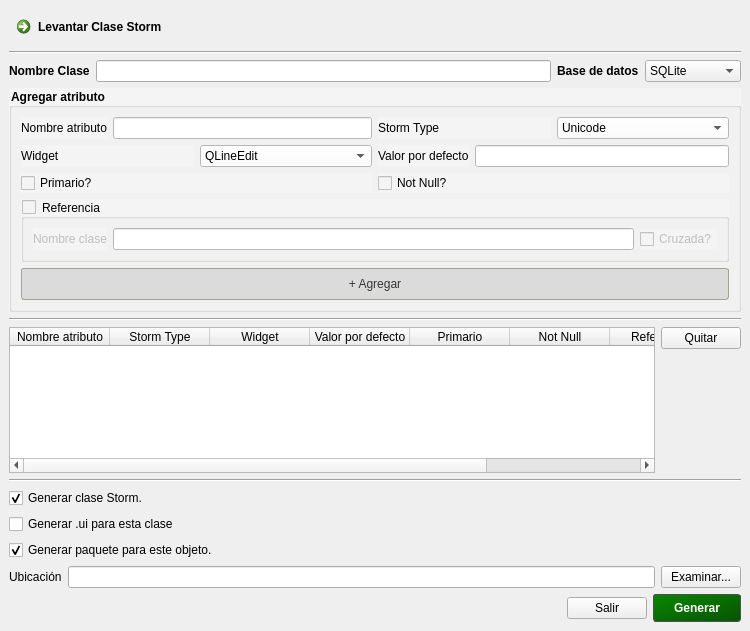
First picture: the form in gui/storm_gui_maker.ui, repository jonathanferreyra/Plasta-GUI-Maker, before the edit.
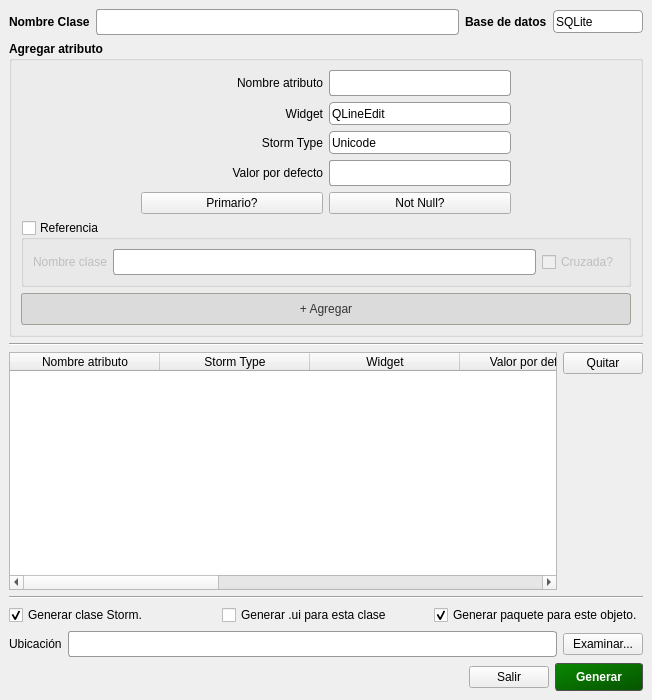
Second picture: the form after the edit. Icons and pictures are not drawn.

Commit message: rediseño interfaz

```diff
--- a/gui/storm_gui_maker.ui
+++ b/gui/storm_gui_maker.ui
@@ -6,49 +6,40 @@
    <rect>
     <x>0</x>
     <y>0</y>
-    <width>750</width>
-    <height>631</height>
+    <width>652</width>
+    <height>700</height>
    </rect>
   </property>
   <property name="windowTitle">
    <string>Generar clase Storm + .ui</string>
   </property>
+  <property name="styleSheet">
+   <string notr="true">QComboBox {
+border: 1px solid #999999; 
+border-radius: 4px;
+padding: 3px 2px 2px 2px;
+min-width: 6em;
+}
+QComboBox::down-arrow {image: url(:newPrefix/arrow_down.png);height: 10px;}
+QComboBox:editable {background: white;border-radius: 0px;}
+QComboBox::drop-down { border-style: none}
+
+QLineEdit, QDoubleSpinBox, QTextEdit  { 
+border: 1px solid #999999; 
+padding: 2px 2px 2px 2px;
+min-width: 90px;
+height: 20px;
+
+border-top-left-radius: 3px ;
+border-top-right-radius: 3px;
+border-bottom-right-radius: 3px;
+border-bottom-left-radius: 3px;
+}
+
+QLineEdit:focus, QDoubleSpinBox:focus, QTextEdit:focus{ border: 1px solid rgb(0, 188, 0);}</string>
+  </property>
   <widget class="QWidget" name="centralwidget">
-   <layout class="QVBoxLayout" name="verticalLayout_6">
-    <item>
-     <layout class="QHBoxLayout" name="horizontalLayout_13">
-      <item>
-       <widget class="QCommandLinkButton" name="clbtLevantarClaseStorm">
-        <property name="toolTip">
-         <string>Leer informacion desde una clase existente y agregarla a los datos actuales.</string>
-        </property>
-        <property name="text">
-         <string>Levantar Clase Storm</string>
-        </property>
-       </widget>
-      </item>
-      <item>
-       <spacer name="horizontalSpacer_2">
-        <property name="orientation">
-         <enum>Qt::Horizontal</enum>
-        </property>
-        <property name="sizeHint" stdset="0">
-         <size>
-          <width>40</width>
-          <height>20</height>
-         </size>
-        </property>
-       </spacer>
-      </item>
-     </layout>
-    </item>
-    <item>
-     <widget class="Line" name="line_3">
-      <property name="orientation">
-       <enum>Qt::Horizontal</enum>
-      </property>
-     </widget>
-    </item>
+   <layout class="QVBoxLayout" name="verticalLayout_2">
     <item>
      <layout class="QHBoxLayout" name="horizontalLayout_14">
       <item>
@@ -117,30 +108,47 @@
         <bold>true</bold>
        </font>
       </property>
-      <property name="styleSheet">
-       <string notr="true">background-color: rgb(244, 244, 244);</string>
-      </property>
       <property name="title">
        <string>Agregar atributo</string>
       </property>
-      <layout class="QVBoxLayout" name="verticalLayout_5">
-       <item>
         <layout class="QVBoxLayout" name="verticalLayout_4">
          <item>
-          <layout class="QHBoxLayout" name="horizontalLayout_10">
-           <item>
             <layout class="QVBoxLayout" name="verticalLayout">
+         <property name="leftMargin">
+          <number>120</number>
+         </property>
+         <property name="rightMargin">
+          <number>120</number>
+         </property>
+         <property name="bottomMargin">
+          <number>0</number>
+         </property>
              <item>
               <layout class="QHBoxLayout" name="horizontalLayout">
                <item>
                 <widget class="QLabel" name="label">
+             <property name="sizePolicy">
+              <sizepolicy hsizetype="Preferred" vsizetype="Preferred">
+               <horstretch>0</horstretch>
+               <verstretch>0</verstretch>
+              </sizepolicy>
+             </property>
                  <property name="text">
                   <string>Nombre atributo</string>
                  </property>
+             <property name="alignment">
+              <set>Qt::AlignRight|Qt::AlignTrailing|Qt::AlignVCenter</set>
+             </property>
                 </widget>
                </item>
                <item>
                 <widget class="QLineEdit" name="leNombre">
+             <property name="sizePolicy">
+              <sizepolicy hsizetype="Preferred" vsizetype="Fixed">
+               <horstretch>0</horstretch>
+               <verstretch>0</verstretch>
+              </sizepolicy>
+             </property>
                  <property name="styleSheet">
                   <string notr="true">background-color: rgb(255, 255, 255);</string>
                  </property>
@@ -152,9 +160,18 @@
               <layout class="QHBoxLayout" name="horizontalLayout_4">
                <item>
                 <widget class="QLabel" name="label_4">
+             <property name="sizePolicy">
+              <sizepolicy hsizetype="Preferred" vsizetype="Preferred">
+               <horstretch>0</horstretch>
+               <verstretch>0</verstretch>
+              </sizepolicy>
+             </property>
                  <property name="text">
                   <string>Widget</string>
                  </property>
+             <property name="alignment">
+              <set>Qt::AlignRight|Qt::AlignTrailing|Qt::AlignVCenter</set>
+             </property>
                 </widget>
                </item>
                <item>
@@ -192,23 +209,21 @@
               </layout>
              </item>
              <item>
-              <widget class="QCheckBox" name="chkPrimario">
-               <property name="text">
-                <string>Primario?</string>
-               </property>
-              </widget>
-             </item>
-            </layout>
-           </item>
-           <item>
-            <layout class="QVBoxLayout" name="verticalLayout_2">
-             <item>
               <layout class="QHBoxLayout" name="horizontalLayout_2">
                <item>
                 <widget class="QLabel" name="label_2">
+             <property name="sizePolicy">
+              <sizepolicy hsizetype="Preferred" vsizetype="Preferred">
+               <horstretch>0</horstretch>
+               <verstretch>0</verstretch>
+              </sizepolicy>
+             </property>
                  <property name="text">
                   <string>Storm Type</string>
                  </property>
+             <property name="alignment">
+              <set>Qt::AlignRight|Qt::AlignTrailing|Qt::AlignVCenter</set>
+             </property>
                 </widget>
                </item>
                <item>
@@ -293,10 +308,19 @@
                  <property name="text">
                   <string>Valor por defecto</string>
                  </property>
+             <property name="alignment">
+              <set>Qt::AlignRight|Qt::AlignTrailing|Qt::AlignVCenter</set>
+             </property>
                 </widget>
                </item>
                <item>
                 <widget class="QLineEdit" name="leValorPorDefecto">
+             <property name="sizePolicy">
+              <sizepolicy hsizetype="Preferred" vsizetype="Fixed">
+               <horstretch>0</horstretch>
+               <verstretch>0</verstretch>
+              </sizepolicy>
+             </property>
                  <property name="styleSheet">
                   <string notr="true">background-color: rgb(255, 255, 255);</string>
                  </property>
@@ -305,10 +329,25 @@
               </layout>
              </item>
              <item>
-              <widget class="QCheckBox" name="chkNotNull">
+          <layout class="QHBoxLayout" name="horizontalLayout_10">
+           <item>
+            <widget class="QPushButton" name="btPrimario">
+             <property name="text">
+              <string>Primario?</string>
+             </property>
+             <property name="checkable">
+              <bool>true</bool>
+             </property>
+            </widget>
+           </item>
+           <item>
+            <widget class="QPushButton" name="btNotNull">
                <property name="text">
                 <string>Not Null?</string>
                </property>
+             <property name="checkable">
+              <bool>true</bool>
+             </property>
               </widget>
              </item>
             </layout>
@@ -394,8 +433,6 @@
           </widget>
          </item>
         </layout>
-       </item>
-      </layout>
      </widget>
     </item>
     <item>
@@ -412,27 +449,21 @@
         <attribute name="horizontalHeaderCascadingSectionResizes">
          <bool>true</bool>
         </attribute>
-        <attribute name="horizontalHeaderShowSortIndicator" stdset="0">
-         <bool>false</bool>
+        <attribute name="horizontalHeaderDefaultSectionSize">
+         <number>150</number>
         </attribute>
         <attribute name="horizontalHeaderStretchLastSection">
-         <bool>false</bool>
+         <bool>true</bool>
         </attribute>
-        <attribute name="verticalHeaderVisible">
-         <bool>false</bool>
-        </attribute>
-        <attribute name="verticalHeaderVisible">
-         <bool>false</bool>
-        </attribute>
-        <attribute name="horizontalHeaderShowSortIndicator" stdset="0">
-         <bool>false</bool>
-        </attribute>
         <attribute name="horizontalHeaderStretchLastSection">
-         <bool>false</bool>
+         <bool>true</bool>
         </attribute>
         <attribute name="horizontalHeaderCascadingSectionResizes">
          <bool>true</bool>
         </attribute>
+        <attribute name="horizontalHeaderDefaultSectionSize">
+         <number>150</number>
+        </attribute>
         <column>
          <property name="text">
           <string>Nombre atributo</string>
@@ -509,6 +540,8 @@
      </widget>
     </item>
     <item>
+     <layout class="QHBoxLayout" name="horizontalLayout_13">
+      <item>
      <widget class="QCheckBox" name="chkGenerarClase">
       <property name="text">
        <string>Generar clase Storm.</string>
@@ -535,6 +568,8 @@
       </property>
      </widget>
     </item>
+     </layout>
+    </item>
     <item>
      <layout class="QHBoxLayout" name="horizontalLayout_7">
       <item>
```
Left out of the diff: 18 changed lines with no effect on the pictures. Lines whose indentation alone changed are shown as unchanged. The commit also changes 5 other files.
